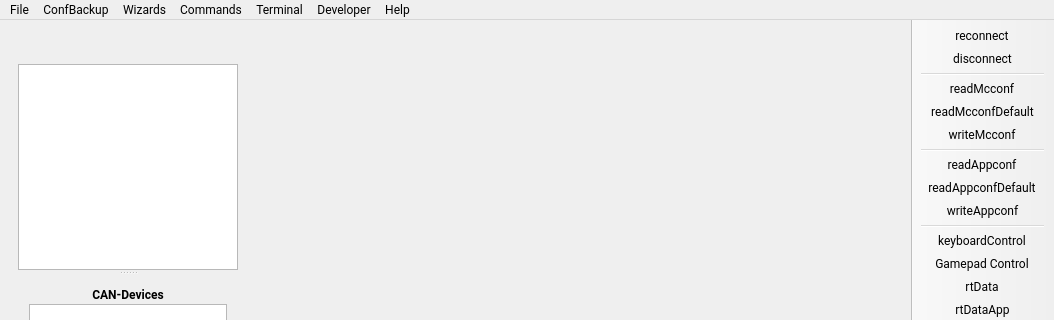
Old version of the form mainwindow.ui in the repository vedderb/vesc_tool; both pictures show x 0 to 1054 and y 0 to 320 of the 1054 by 652 pixel window.
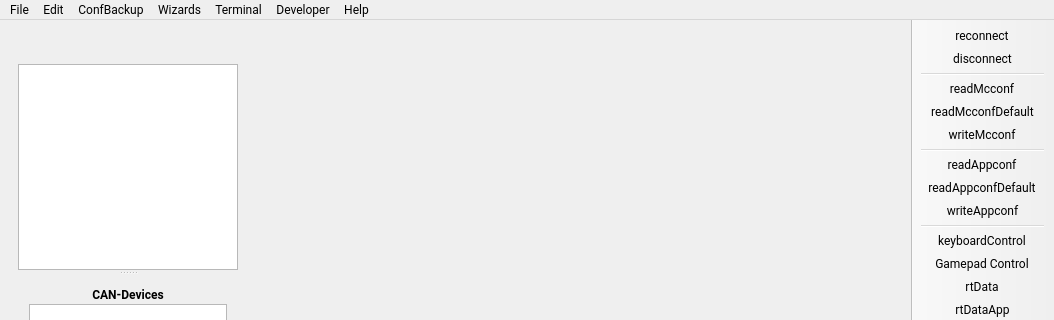
New version of the form. Icons and pictures are not drawn. Custom widgets are drawn as their Qt base class.

Commit message: Moved preferences to edit menu and merged commands menu with terminal menu

What changed in the file:
```diff
--- a/mainwindow.ui
+++ b/mainwindow.ui
@@ -644,7 +644,7 @@
      <x>0</x>
      <y>0</y>
      <width>1054</width>
-     <height>24</height>
+     <height>23</height>
     </rect>
    </property>
    <widget class="QMenu" name="menuFile">
@@ -715,7 +715,7 @@
      </font>
     </property>
     <property name="title">
-     <string>Commands</string>
+     <string>Edit</string>
     </property>
     <addaction name="actionReboot"/>
    </widget>
@@ -739,9 +739,9 @@
     <addaction name="actionClearConfigurationBackups"/>
    </widget>
    <addaction name="menuFile"/>
+   <addaction name="menuCommands"/>
    <addaction name="menuTools_2"/>
    <addaction name="menuWizards"/>
-   <addaction name="menuCommands"/>
    <addaction name="menuTerminal"/>
    <addaction name="menuTools"/>
    <addaction name="menuHelp"/>
```
Left out of the diff: 11 changed lines with no effect on the pictures.
